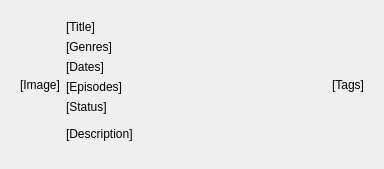
Before: the Qt Designer form source/AnimePreviewUI.ui in VynDev/Anime-Hub, drawn with Qt 5.
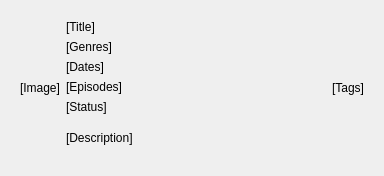
After: the same form once the commit is applied.

The edit to the form file:
```diff
--- a/source/AnimePreviewUI.ui
+++ b/source/AnimePreviewUI.ui
@@ -7,7 +7,7 @@
     <x>0</x>
     <y>0</y>
     <width>384</width>
-    <height>169</height>
+    <height>176</height>
    </rect>
   </property>
   <property name="windowTitle">
@@ -17,7 +17,10 @@
    <bool>false</bool>
   </property>
   <property name="styleSheet">
-   <string notr="true"/>
+   <string notr="true">AnimePreviewUI {
+	background: rgb(100, 100, 100);
+	border-radius: 4px;
+}</string>
   </property>
   <layout class="QHBoxLayout" name="horizontalLayout" stretch="0">
    <item>
```
